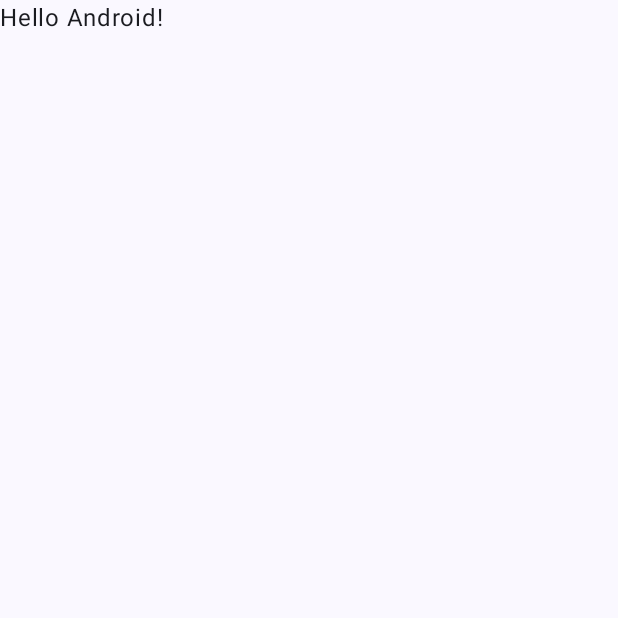
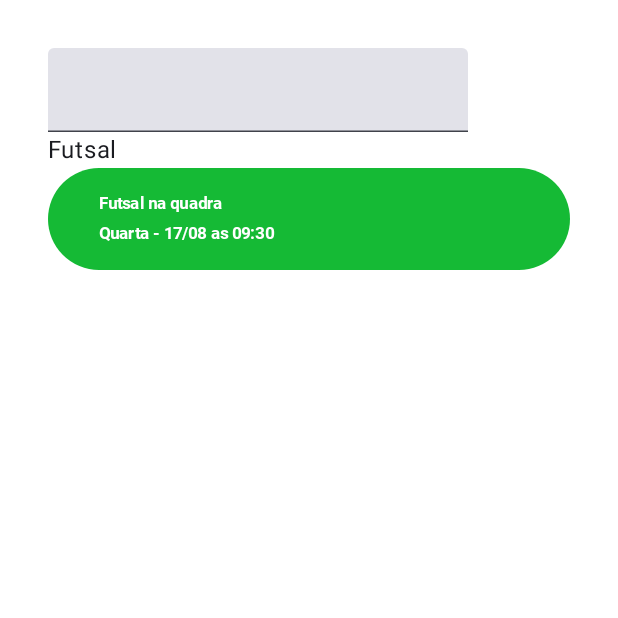
Before and after one commit to fernandoheusi/desenvolvendoUmApp, an Android app built with Jetpack Compose: the screen it shows after launch (MainActivity), on a phone screen of 412 x 824 dp, the top half of it. Before the commit the part shown is almost empty. Run offline under Robolectric (Android 15) with nearby library versions, the phone set to English and light mode, and no system bars.

Commit message:
create Home

```diff
--- a/app/src/main/java/br/com/fiap/desenvolvendoumapp/MainActivity.kt
+++ b/app/src/main/java/br/com/fiap/desenvolvendoumapp/MainActivity.kt
@@ -4,14 +4,32 @@ import android.os.Bundle
 import androidx.activity.ComponentActivity
 import androidx.activity.compose.setContent
 import androidx.activity.enableEdgeToEdge
+import androidx.compose.foundation.background
+import androidx.compose.foundation.layout.Arrangement
+import androidx.compose.foundation.layout.Box
+import androidx.compose.foundation.layout.Column
 import androidx.compose.foundation.layout.fillMaxSize
+import androidx.compose.foundation.layout.fillMaxWidth
 import androidx.compose.foundation.layout.padding
+import androidx.compose.material3.Button
+import androidx.compose.material3.ButtonDefaults
+import androidx.compose.material3.MaterialTheme
 import androidx.compose.material3.Scaffold
+import androidx.compose.material3.Surface
 import androidx.compose.material3.Text
+import androidx.compose.material3.TextField
 import androidx.compose.runtime.Composable
+import androidx.compose.ui.Alignment
 import androidx.compose.ui.Modifier
+import androidx.compose.ui.graphics.Color
+import androidx.compose.ui.text.font.FontFamily
+import androidx.compose.ui.text.font.FontWeight
+import androidx.compose.ui.text.style.TextAlign
 import androidx.compose.ui.tooling.preview.Preview
+import androidx.compose.ui.unit.dp
+import androidx.compose.ui.unit.sp
 import br.com.fiap.desenvolvendoumapp.ui.theme.DesenvolvendoUmAppTheme
+import br.com.fiap.desenvolvendoumapp.ui.theme.Roboto
 
 class MainActivity : ComponentActivity() {
     override fun onCreate(savedInstanceState: Bundle?) {
@@ -19,11 +37,11 @@ class MainActivity : ComponentActivity() {
         enableEdgeToEdge()
         setContent {
             DesenvolvendoUmAppTheme {
-                Scaffold(modifier = Modifier.fillMaxSize()) { innerPadding ->
-                    Greeting(
-                        name = "Android",
-                        modifier = Modifier.padding(innerPadding)
-                    )
+                Surface(
+                    modifier = Modifier.fillMaxSize(),
+                    color = Color.White
+                ) {
+                    HomeScreen()
                 }
             }
         }
@@ -31,17 +49,51 @@ class MainActivity : ComponentActivity() {
 }
 
 @Composable
-fun Greeting(name: String, modifier: Modifier = Modifier) {
-    Text(
-        text = "Hello $name!",
-        modifier = modifier
-    )
+fun HomeScreen(modifier: Modifier = Modifier) {
+    Column (
+        modifier = Modifier
+            .fillMaxWidth()
+            .padding(32.dp)
+    ){
+        TextField(value = "", onValueChange = {})
+        Text(text = "Futsal")
+        Button(
+            onClick = { /*TODO*/ },
+            modifier = Modifier
+                .fillMaxWidth(),
+            colors = ButtonDefaults.buttonColors(containerColor = Color(0xFF15BA35)),
+        ) {
+
+            Column (
+                horizontalAlignment = Alignment.Start,
+                verticalArrangement = Arrangement.Top,
+                modifier = Modifier
+                    .fillMaxWidth()
+                    .padding(horizontal = 10.dp, vertical = 6.dp)
+            ){
+                Text(
+                    text = "Futsal na quadra",
+                    fontSize = 11.sp,
+                    fontWeight = FontWeight.Bold,
+                    textAlign = TextAlign.Start,
+                    fontFamily = Roboto,
+                    color = Color.White
+                )
+                Text(
+                    text = "Quarta - 17/08 as 09:30",
+                    fontSize = 11.sp,
+                    fontWeight = FontWeight.Bold,
+                    textAlign = TextAlign.Start,
+                    fontFamily = Roboto,
+                    color = Color.White
+                )
+            }
+        }
+    }
 }
 
-@Preview(showBackground = true)
+@Preview(showSystemUi = true, showBackground = true)
 @Composable
-fun GreetingPreview() {
-    DesenvolvendoUmAppTheme {
-        Greeting("Android")
-    }
+private fun HomeScreenPreview() {
+    HomeScreen()
 }
--- a/app/src/main/java/br/com/fiap/desenvolvendoumapp/ui/theme/Type.kt
+++ b/app/src/main/java/br/com/fiap/desenvolvendoumapp/ui/theme/Type.kt
@@ -2,10 +2,13 @@ package br.com.fiap.desenvolvendoumapp.ui.theme
 
 import androidx.compose.material3.Typography
 import androidx.compose.ui.text.TextStyle
+import androidx.compose.ui.text.font.Font
 import androidx.compose.ui.text.font.FontFamily
 import androidx.compose.ui.text.font.FontWeight
 import androidx.compose.ui.unit.sp
+import br.com.fiap.desenvolvendoumapp.R
 
+val Roboto = FontFamily(Font(R.font.roboto_bold))
 // Set of Material typography styles to start with
 val Typography = Typography(
     bodyLarge = TextStyle(
```
Also changed, not shown: app/src/main/res/font/roboto_bold.ttf (added), 1 other file.
